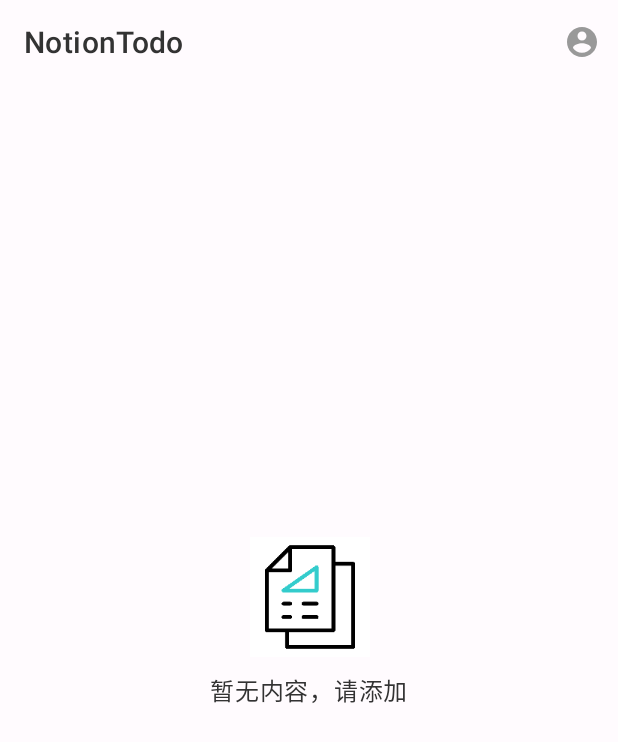
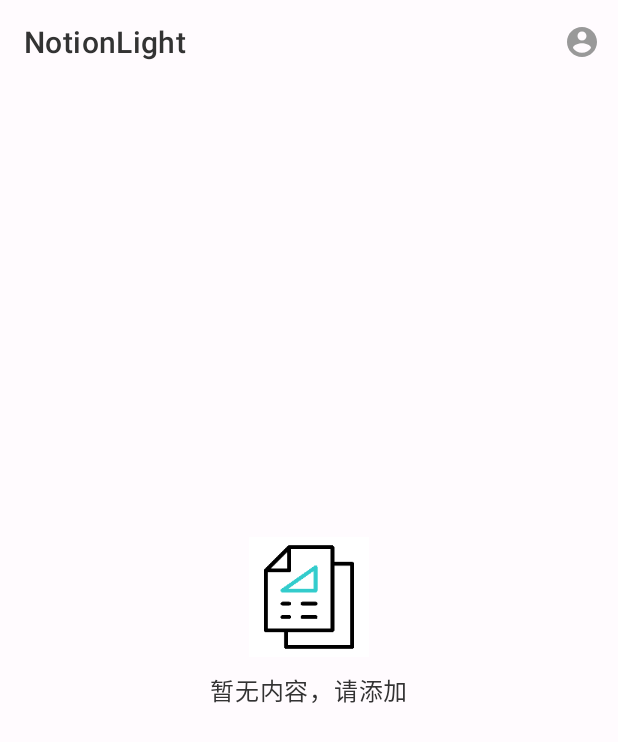
Before and after one commit to 0xZhangKe/NotionLight, an Android app built with Jetpack Compose: the screen it shows after launch (MainActivity), on a phone screen of 412 x 824 dp. Shown: the top 742 px of the screen. Run offline under Robolectric (Android 15) with nearby library versions, the phone set to English and light mode, and no system bars; our stand-ins replace Room's generated code, RxJava; libraries missing offline, so code that uses them is left out: coil.decode, io.reactivex.rxjava3; pictures from the network do not load; 3 statements that could not run were skipped.

Commit message:
opt code

```diff
--- a/app/src/main/java/com/zhangke/notionlight/addblock/AddBlockViewModel.kt
+++ b/app/src/main/java/com/zhangke/notionlight/addblock/AddBlockViewModel.kt
@@ -59,6 +59,10 @@ class AddBlockViewModel : ViewModel() {
             toast(R.string.input_empty)
             return
         }
+        if (!supportedEditType.contains(blockType)) {
+            toast(R.string.unsupported_append_block_type)
+            return
+        }
         viewModelScope.launch {
             val response = NotionRepo.appendBlock(inputtedText, pageId, blockType)
             response.onSuccess {
--- a/app/src/main/java/com/zhangke/notionlight/code/OpenSourceViewModel.kt
+++ b/app/src/main/java/com/zhangke/notionlight/code/OpenSourceViewModel.kt
@@ -32,7 +32,7 @@ class OpenSourceViewModel : ViewModel() {
             name = appContext.getString(R.string.app_name),
             author = "ZhangKe",
             license = "The Apache Software License, Version 2.0",
-            url = "https://github.com/0xZhangKe/NotionTodo",
+            url = "https://github.com/0xZhangKe/NotionLight",
         )
     }
 
--- a/app/src/main/java/com/zhangke/notionlight/main/MainActivity.kt
+++ b/app/src/main/java/com/zhangke/notionlight/main/MainActivity.kt
@@ -149,7 +149,6 @@ class MainActivity : AppCompatActivity() {
     }
 
     private fun showEmptyContainer(composeContainer: ComposeView) {
-
         composeContainer.setContent {
             AppMaterialTheme {
                 EmptyPage()
@@ -168,9 +167,12 @@ class MainActivity : AppCompatActivity() {
         ) {
             Column(
                 horizontalAlignment = Alignment.CenterHorizontally,
-                modifier = Modifier.clickable {
-                    AddPageActivity.open(this@MainActivity)
-                }) {
+                verticalArrangement = Arrangement.Center,
+                modifier = Modifier
+                    .fillMaxSize()
+                    .clickable {
+                        AddPageActivity.open(this@MainActivity)
+                    }) {
 
                 Image(
                     modifier = Modifier
--- a/app/src/main/res/layout/activity_main.xml
+++ b/app/src/main/res/layout/activity_main.xml
@@ -28,15 +28,25 @@
             android:orientation="vertical"
             android:visibility="gone">
 
+            <HorizontalScrollView
+                android:layout_width="match_parent"
+                android:layout_height="wrap_content"
+                android:fillViewport="true"
+                android:scrollbars="none">
+
                 <com.google.android.material.tabs.TabLayout
                     android:id="@+id/tab_layout"
-                android:layout_width="match_parent"
+                    android:layout_width="0dp"
                     android:layout_height="wrap_content"
+                    android:singleLine="true"
                     app:tabBackground="?android:attr/colorBackground"
                     app:tabIndicatorColor="?attr/colorOnPrimary"
+                    app:tabMode="scrollable"
                     app:tabRippleColor="?attr/colorOnSecondary"
                     app:tabSelectedTextColor="?android:attr/textColorPrimary"
+                    app:tabTextAppearance="@android:style/TextAppearance.Widget.TabWidget"
                     app:tabTextColor="?android:attr/textColorSecondary" />
+            </HorizontalScrollView>
 
             <androidx.viewpager2.widget.ViewPager2
                 android:id="@+id/view_pager"
--- a/app/src/main/res/values/strings.xml
+++ b/app/src/main/res/values/strings.xml
@@ -1,5 +1,5 @@
 <resources>
-    <string name="app_name">NotionTodo</string>
+    <string name="app_name">NotionLight</string>
 
     <string name="cancel">取消</string>
 
@@ -44,6 +44,8 @@
     <string name="add_block_item_block_type">内容类型</string>
 
     <string name="input_empty">请输入内容</string>
+
+    <string name="unsupported_append_block_type">不支持的类型</string>
 
     <string name="add_block_success">添加成功</string>
 
```
Also changed, not shown: framework/src/main/java/com/zhangke/architect/theme/AppMaterialTheme.kt (+0 -7 lines), 1 other file. Lines whose indentation alone changed are shown as unchanged.
